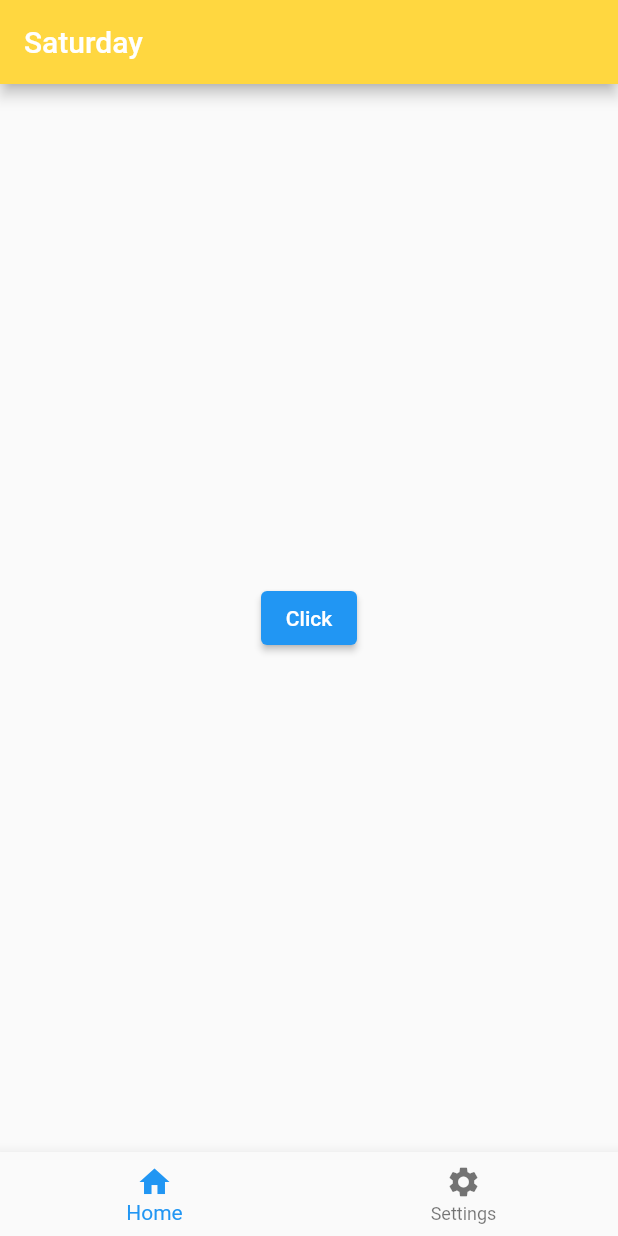
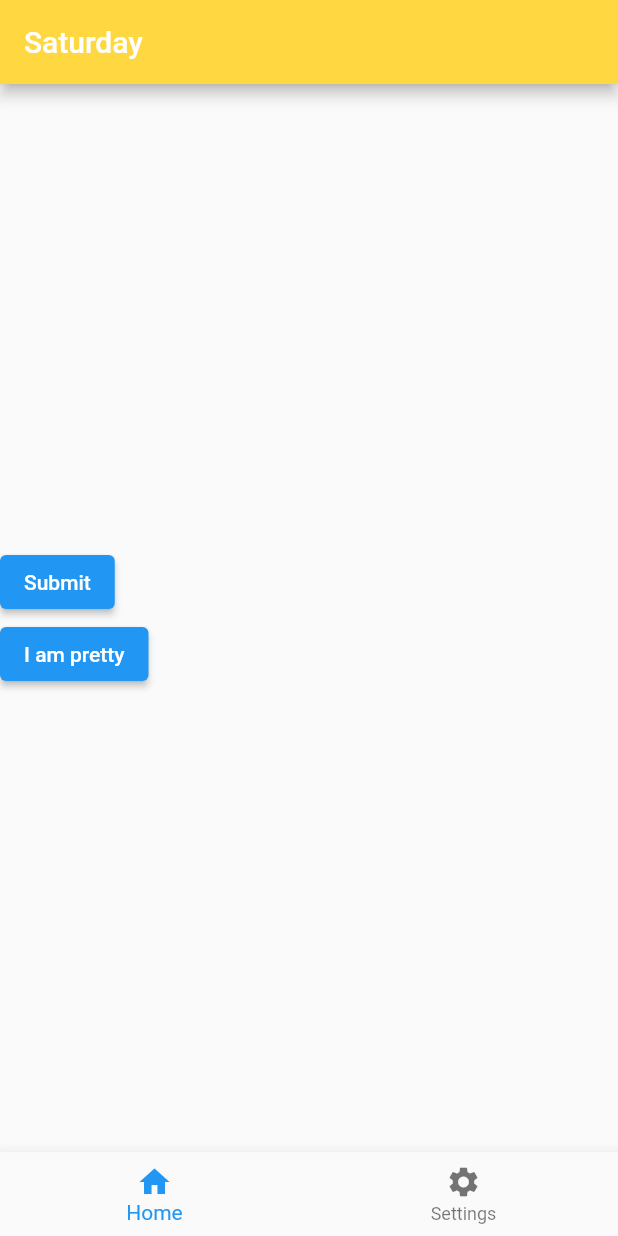
Before and after one commit to MurimiCaroline/learn_flutter_two, a Flutter app: the screen it shows after launch, on a phone screen of 412 x 824 dp. Run offline on Flutter 3.47's test engine with Material 2 defaults, Android fonts, the light colour scheme and no system bars.

Commit message:
Day 14 of Flutter

```diff
--- a/lib/main.dart
+++ b/lib/main.dart
@@ -4,9 +4,16 @@ void main() {
   runApp(MyApp());
 }
 //ignore: must_be_immutable
-class MyApp extends StatelessWidget {
+class MyApp extends StatefulWidget {
   MyApp({Key? key}) : super(key: key);
-  String buttonName = 'Click';
+
+  @override
+  State<MyApp> createState() => _MyAppState();
+}
+
+class _MyAppState extends State<MyApp> {
+  String buttonName = 'Submit';
+  int currentIndex = 0;
 
   @override
   Widget build(BuildContext context) {
@@ -18,12 +25,29 @@ class MyApp extends StatelessWidget {
         backgroundColor: Colors.amberAccent,
         ),
         body: Center(
-          child: ElevatedButton(
-            onPressed: () {
-              // ignore: avoid_print
-              print('I am awesome');
-            },
-            child: Text(buttonName),
+          child: SizedBox(
+            width: double.infinity,
+            child: Column(
+              mainAxisAlignment: MainAxisAlignment.center,
+              crossAxisAlignment: CrossAxisAlignment.start,
+              children: [
+                ElevatedButton(
+                  onPressed: () {
+                    // ignore: avoid_print
+                    print('I am awesome');
+                    setState(() {
+                      buttonName = 'Submitted';
+                    });
+                  },
+                  child: Text(buttonName),
+                ),
+                ElevatedButton(onPressed: (){
+
+                },
+                    child: Text('I am pretty'),
+                )
+              ],
+            ),
           ),
         ),
         bottomNavigationBar: BottomNavigationBar(
@@ -37,6 +61,12 @@ class MyApp extends StatelessWidget {
               icon: Icon(Icons.settings),
             ),
           ],
+          currentIndex:currentIndex,
+          onTap: (int index){
+            setState(() {
+            currentIndex = index;
+            });
+          },
         ),
   ),
     );
```
